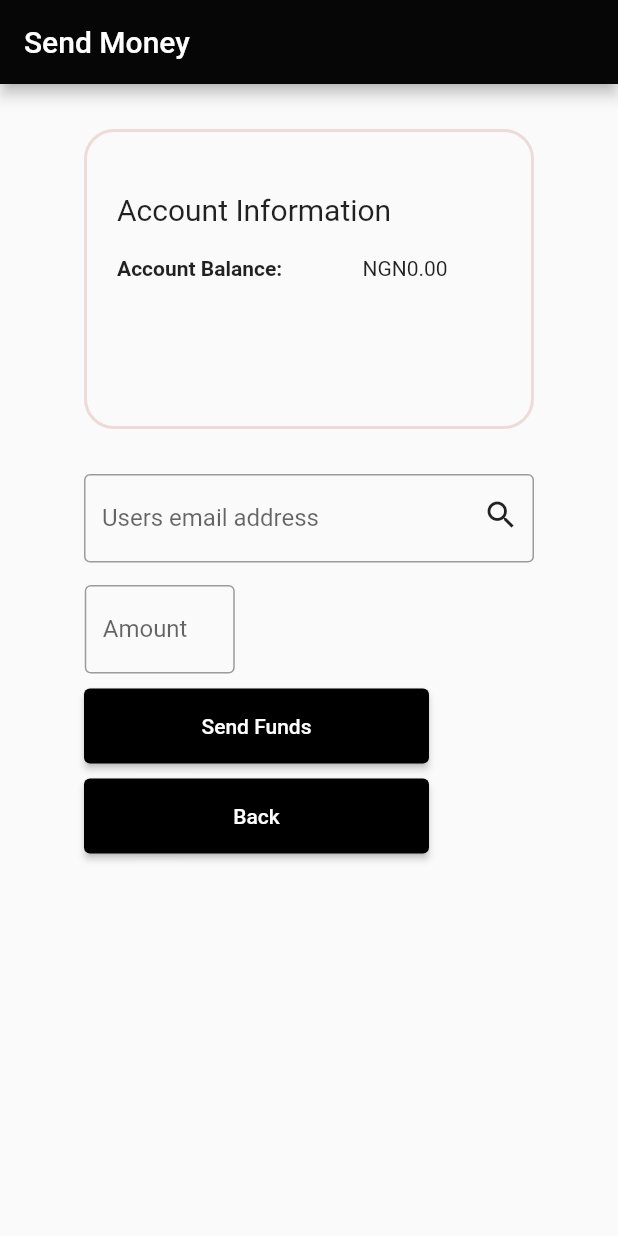
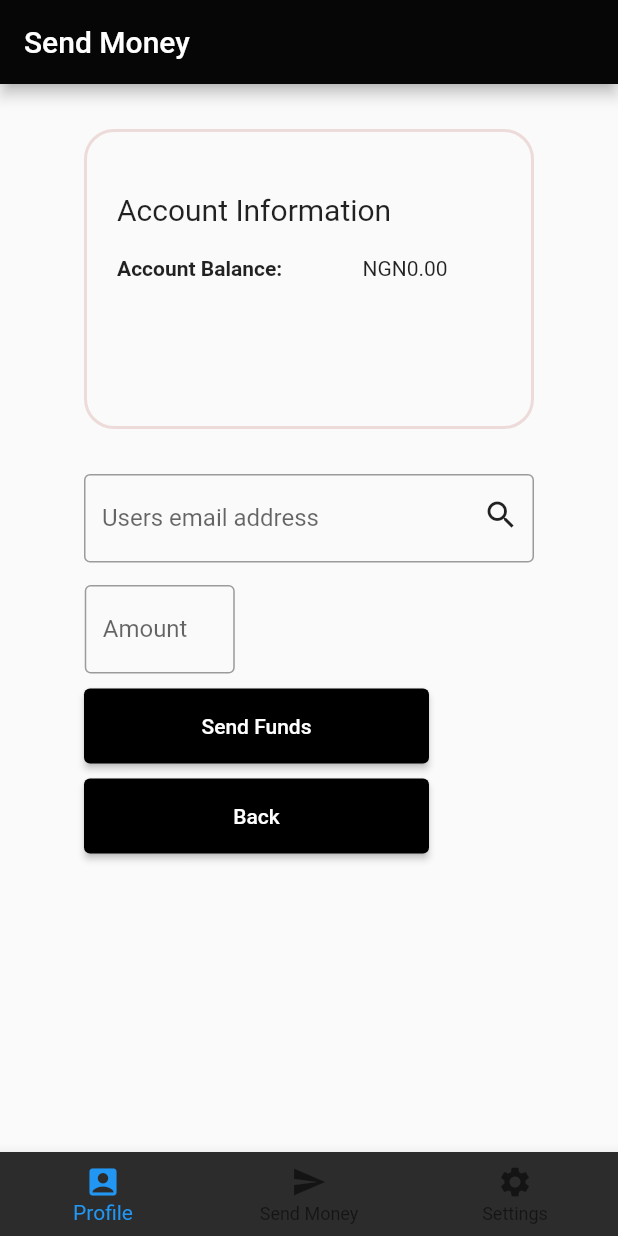
Before and after one commit to cboychinedu/lendsqr-be-test-backend, a Flutter app: the UserHome screen opened by its route, after a tap on "Send Money", on a phone screen of 412 x 824 dp. Run offline on Flutter 3.47's test engine with Material 2 defaults, Android fonts, the phone set to English and light mode, and no system bars; our stand-ins replace shared_preferences; accounts and stored records are empty.

```diff
--- a/app/lib/Components/sendFunds.dart
+++ b/app/lib/Components/sendFunds.dart
@@ -60,6 +60,17 @@ class _SendFundsState extends State<SendFunds> {
   final TextEditingController _destinationemailAddress =
       TextEditingController();
   final TextEditingController _amount = TextEditingController();
+
+  // Creating a function for navigating the users
+  void BottomNavigation(value) {
+    if (value == 0) {
+      // Navigate the user to the menu page
+      Navigator.of(context).pushNamed(RouteManager.userHome);
+    } else if (value == 1) {
+      // Navigate the user to the sendfunds page
+      Navigator.of(context).pushNamed(RouteManager.sendFunds);
+    }
+  }
 
   // Creating a function for transferring the function
   Future<void> handleTransfer() async {
@@ -154,8 +165,7 @@ class _SendFundsState extends State<SendFunds> {
                     border: Border.all(
                         width: 2,
                         color: const Color.fromARGB(255, 237, 219, 218)),
-                      borderRadius:
-                          const BorderRadius.all(Radius.circular(20))),
+                    borderRadius: const BorderRadius.all(Radius.circular(20))),
                 child: Column(
                   children: <Widget>[
                     Container(
@@ -245,6 +255,20 @@ class _SendFundsState extends State<SendFunds> {
                     ),
                   )),
             ],
-            )));
+          )),
+
+      // Adding the bottom navigation bar
+      bottomNavigationBar: BottomNavigationBar(
+          onTap: (value) => BottomNavigation(value),
+          backgroundColor: const Color.fromARGB(255, 44, 44, 44),
+          items: const [
+            BottomNavigationBarItem(
+                icon: Icon(Icons.account_box), label: "Profile"),
+            BottomNavigationBarItem(
+                icon: Icon(Icons.send_sharp), label: "Send Money"),
+            BottomNavigationBarItem(
+                icon: Icon(Icons.settings), label: "Settings")
+          ]),
+    );
   }
 }
--- a/app/lib/Components/userHome.dart
+++ b/app/lib/Components/userHome.dart
@@ -62,6 +62,23 @@ class UserHomeState extends State<UserHome> {
   void SendFundsRoute() {
     // When the search user button is clicked, navigate the user to the search route
     Navigator.of(context).pushNamed(RouteManager.sendFunds);
+  }
+
+  // Navigate the user to the widhraw page route
+  void WithdrawRoute() {
+    // When the user button is clicked, navigate the user to the withdraw route
+    Navigator.of(context).pushNamed(RouteManager.withdrawFunds);
+  }
+
+  // Creating a function for navigating the users
+  void BottomNavigation(value) {
+    if (value == 0) {
+      // Navigate the user to the menu page
+      Navigator.of(context).pushNamed(RouteManager.userHome);
+    } else if (value == 1) {
+      // Navigate the user to the sendfunds page
+      Navigator.of(context).pushNamed(RouteManager.sendFunds);
+    }
   }
 
   @override
@@ -170,15 +187,28 @@ class UserHomeState extends State<UserHome> {
                         height: 55.0,
                         width: 259.0,
                         child: ElevatedButton(
-                          onPressed: () => print("Search user"),
+                          onPressed: WithdrawRoute,
                           style: ElevatedButton.styleFrom(
                               foregroundColor: Colors.white,
                               backgroundColor: const Color(0xff1F5BD0)),
-                          child: const Text("Search User"),
+                          child: const Text("Withdraw Funds"),
                         ))),
               ],
             ),
           ),
+
+          // Adding the bottom navigation bar
+          bottomNavigationBar: BottomNavigationBar(
+              onTap: (value) => BottomNavigation(value),
+              backgroundColor: const Color.fromARGB(255, 44, 44, 44),
+              items: const [
+                BottomNavigationBarItem(
+                    icon: Icon(Icons.account_box), label: "Profile"),
+                BottomNavigationBarItem(
+                    icon: Icon(Icons.send_sharp), label: "Send Money"),
+                BottomNavigationBarItem(
+                    icon: Icon(Icons.settings), label: "Settings")
+              ]),
         ));
   }
 }
--- a/app/lib/Routes/routes.dart
+++ b/app/lib/Routes/routes.dart
@@ -4,6 +4,7 @@ import '../Components/homePage.dart';
 import '../Components/register.dart';
 import '../Components/userHome.dart';
 import '../Components/sendFunds.dart';
+import '../Components/withdrawFunds.dart';
 
 // Creating the route class
 class RouteManager {
@@ -11,6 +12,7 @@ class RouteManager {
   static const String register = "/register";
   static const String userHome = "/userHome";
   static const String sendFunds = "/sendFunds";
+  static const String withdrawFunds = "/withdrawFunds";
 
   // Setting the route configurations
   static Route<dynamic> generateRoute(RouteSettings settings) {
@@ -39,6 +41,11 @@ class RouteManager {
         );
         break;
 
+      case withdrawFunds:
+        return MaterialPageRoute(
+          builder: (context) => WithdrawFundsPage(),
+        );
+
       default:
         throw const FormatException("Route not found, check route again!");
     }
```
Also changed, not shown: app/lib/Components/withdrawFunds.dart (added, +29 -0 lines), app/images/menu.png (added), app/images/register.png (added), app/images/signin.png (added), images/menu.png (added), images/register.png (added), images/signin.png (added), 1 other file. Lines whose indentation alone changed are shown as unchanged.
